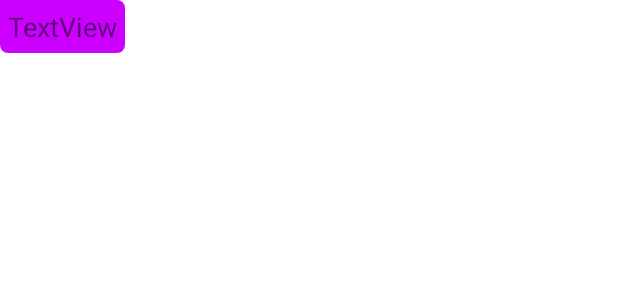
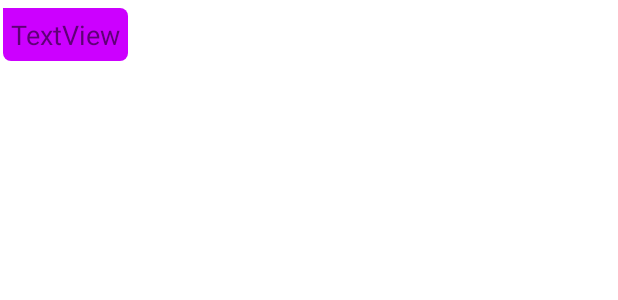
Before and after one commit to John-surviver/GhostChat, an Android app: the layout item_receive.xml on its own in the app's theme, with its tools: preview values and no code run, on a phone screen of 412 x 824 dp. Shown: the top 300 px of the screen. Run offline under Robolectric (Android 15) with nearby library versions, the phone set to English and light mode, and no system bars.

Commit message:
beta version 1.0

```diff
--- a/app/src/main/res/layout/item_receive.xml
+++ b/app/src/main/res/layout/item_receive.xml
@@ -3,7 +3,10 @@
     xmlns:app="http://schemas.android.com/apk/res-auto"
     xmlns:tools="http://schemas.android.com/tools"
     android:layout_width="match_parent"
-    android:layout_height="match_parent">
+    android:layout_height="wrap_content"
+    android:layout_marginLeft="2dp"
+    android:layout_marginTop="5dp"
+    android:layout_marginBottom="5dp">
 
     <TextView
         android:id="@+id/messege"
--- a/app/src/main/res/layout/item_sent.xml
+++ b/app/src/main/res/layout/item_sent.xml
@@ -3,7 +3,10 @@
     xmlns:app="http://schemas.android.com/apk/res-auto"
     xmlns:tools="http://schemas.android.com/tools"
     android:layout_width="match_parent"
-    android:layout_height="match_parent">
+    android:layout_height="wrap_content"
+    android:layout_marginTop="5dp"
+    android:layout_marginRight="2dp"
+    android:layout_marginBottom="5dp">
 
     <TextView
         android:id="@+id/messege"
```
Also changed, not shown: app/src/main/java/com/example/ghostchat/Activities/ChatActivity.java (+33 -0 lines), app/src/main/res/layout/activity_chat.xml (+9 -10 lines).
